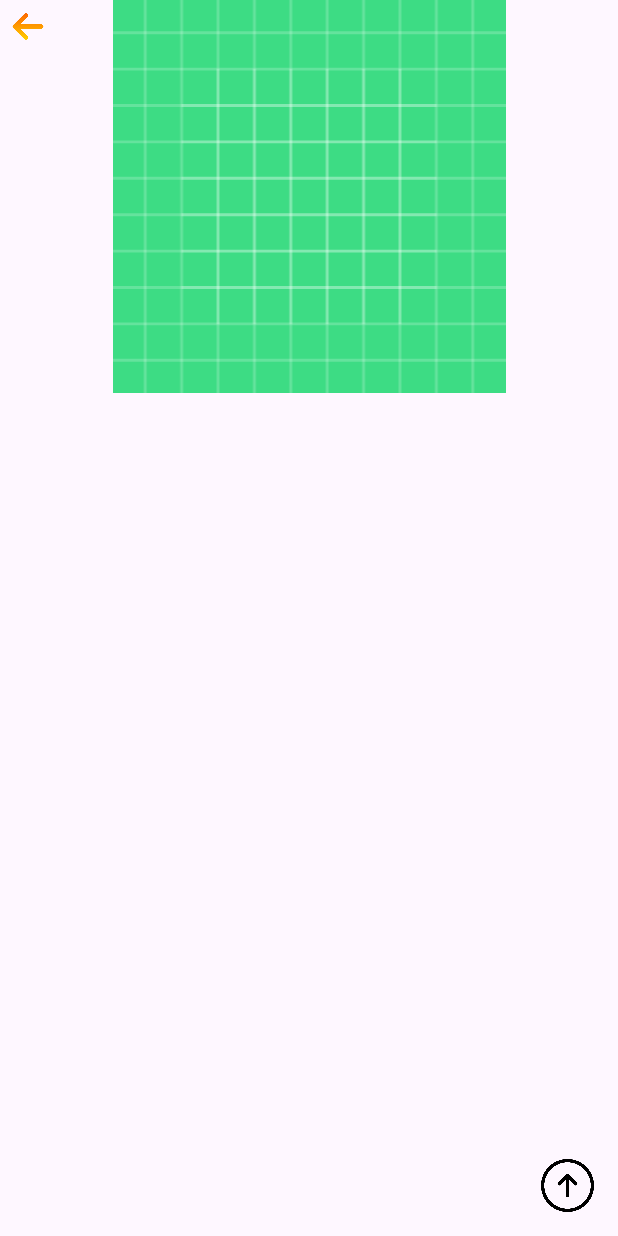
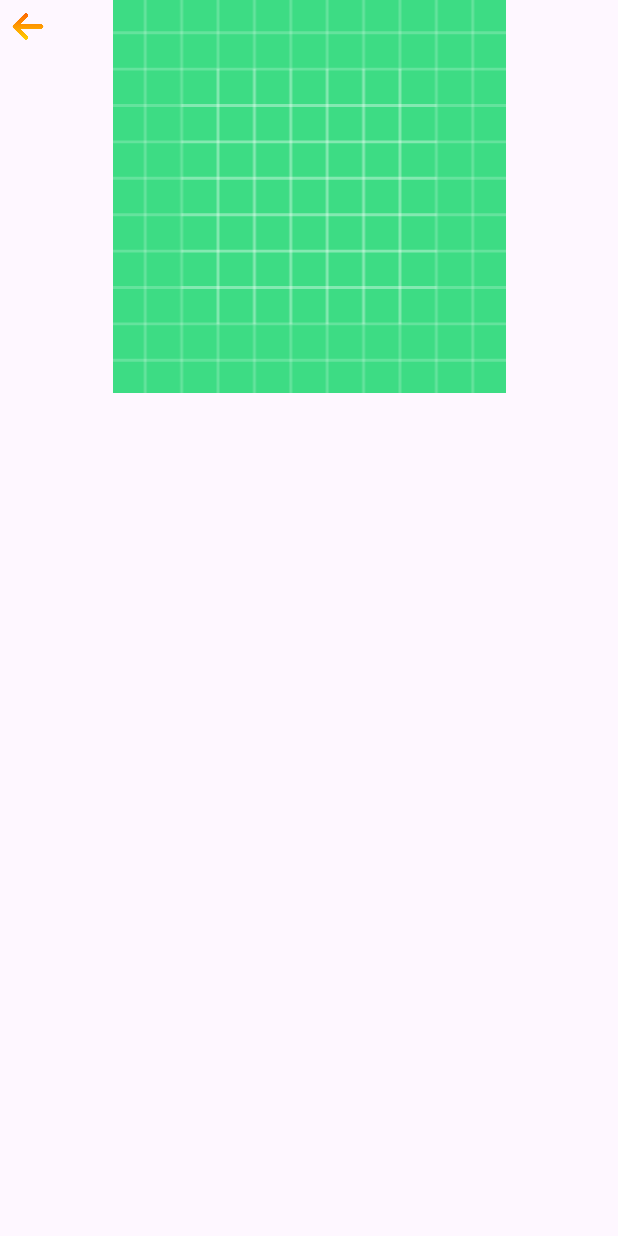
Before and after one commit to Iphint/Bangkit-1, an Android app: the DetailHero screen opened directly, with no data from a screen before it, on a phone screen of 412 x 824 dp. Run offline under Robolectric (Android 15) with nearby library versions, the phone set to English and light mode, and no system bars.

Commit message:
Add funnction scroll to top and repairing detail hero when device is landscape

```diff
--- a/app/src/main/res/layout/activity_detail_hero.xml
+++ b/app/src/main/res/layout/activity_detail_hero.xml
@@ -71,5 +71,6 @@
         android:background="@null"
         android:src="@drawable/up"
         app:layout_constraintEnd_toEndOf="parent"
-        app:layout_constraintBottom_toBottomOf="parent"/>
+        app:layout_constraintBottom_toBottomOf="parent"
+        android:visibility="gone"/>
 </androidx.constraintlayout.widget.ConstraintLayout>
```
Also changed, not shown: app/src/main/java/com/arifin/bangkitproject1/DetailHero.kt (+9 -0 lines).
